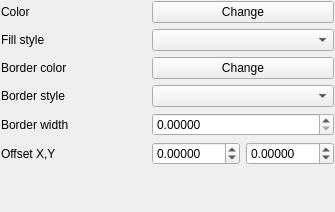
Above: src/ui/symbollayer/widget_simplefill.ui from carsmie/QGIS before the change. Below: the same form after it.
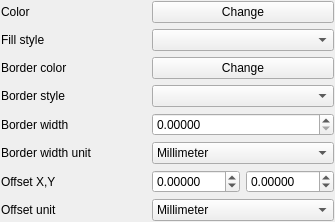
That is the form after the change. Custom widgets are drawn as their Qt base class.

Commit message: Output units for simple fill symbol layer

```diff
--- a/src/ui/symbollayer/widget_simplefill.ui
+++ b/src/ui/symbollayer/widget_simplefill.ui
@@ -7,7 +7,7 @@
     <x>0</x>
     <y>0</y>
     <width>335</width>
-    <height>212</height>
+    <height>220</height>
    </rect>
   </property>
   <property name="windowTitle">
@@ -19,8 +19,19 @@
    </property>
    <item>
     <layout class="QGridLayout" name="gridLayout">
-     <item row="3" column="1">
-      <widget class="QgsPenStyleComboBox" name="cboBorderStyle"/>
+     <item row="0" column="1">
+      <widget class="QgsColorButtonV2" name="btnChangeColor">
+       <property name="text">
+        <string>Change</string>
+       </property>
+      </widget>
+     </item>
+     <item row="6" column="0">
+      <widget class="QLabel" name="label_6">
+       <property name="text">
+        <string>Offset X,Y</string>
+       </property>
+      </widget>
      </item>
      <item row="2" column="0">
       <widget class="QLabel" name="label_3">
@@ -29,15 +40,42 @@
        </property>
       </widget>
      </item>
-     <item row="1" column="0">
-      <widget class="QLabel" name="label_2">
+     <item row="2" column="1">
+      <widget class="QgsColorButtonV2" name="btnChangeBorderColor">
        <property name="text">
-        <string>Fill style</string>
+        <string>Change</string>
        </property>
       </widget>
      </item>
-     <item row="1" column="1">
-      <widget class="QgsBrushStyleComboBox" name="cboFillStyle"/>
+     <item row="6" column="1">
+      <layout class="QHBoxLayout" name="horizontalLayout">
+       <item>
+        <widget class="QDoubleSpinBox" name="spinOffsetX">
+         <property name="decimals">
+          <number>5</number>
+         </property>
+         <property name="minimum">
+          <double>-999.000000000000000</double>
+         </property>
+         <property name="maximum">
+          <double>999.000000000000000</double>
+         </property>
+        </widget>
+       </item>
+       <item>
+        <widget class="QDoubleSpinBox" name="spinOffsetY">
+         <property name="decimals">
+          <number>5</number>
+         </property>
+         <property name="minimum">
+          <double>-999.000000000000000</double>
+         </property>
+         <property name="maximum">
+          <double>999.000000000000000</double>
+         </property>
+        </widget>
+       </item>
+      </layout>
      </item>
      <item row="0" column="0">
       <widget class="QLabel" name="label">
@@ -46,6 +84,19 @@
        </property>
       </widget>
      </item>
+     <item row="1" column="1">
+      <widget class="QgsBrushStyleComboBox" name="cboFillStyle"/>
+     </item>
+     <item row="4" column="0">
+      <widget class="QLabel" name="label_5">
+       <property name="text">
+        <string>Border width</string>
+       </property>
+      </widget>
+     </item>
+     <item row="3" column="1">
+      <widget class="QgsPenStyleComboBox" name="cboBorderStyle"/>
+     </item>
      <item row="4" column="1">
       <widget class="QDoubleSpinBox" name="spinBorderWidth">
        <property name="decimals">
@@ -56,54 +107,10 @@
        </property>
       </widget>
      </item>
-     <item row="5" column="0">
-      <widget class="QLabel" name="label_6">
+     <item row="1" column="0">
+      <widget class="QLabel" name="label_2">
        <property name="text">
-        <string>Offset X,Y</string>
-       </property>
-      </widget>
-     </item>
-     <item row="5" column="1">
-      <layout class="QHBoxLayout" name="horizontalLayout">
-       <item>
-        <widget class="QDoubleSpinBox" name="spinOffsetX">
-         <property name="decimals">
-          <number>5</number>
-         </property>
-         <property name="minimum">
-          <double>-999.000000000000000</double>
-         </property>
-         <property name="maximum">
-          <double>999.000000000000000</double>
-         </property>
-        </widget>
-       </item>
-       <item>
-        <widget class="QDoubleSpinBox" name="spinOffsetY">
-         <property name="decimals">
-          <number>5</number>
-         </property>
-         <property name="minimum">
-          <double>-999.000000000000000</double>
-         </property>
-         <property name="maximum">
-          <double>999.000000000000000</double>
-         </property>
-        </widget>
-       </item>
-      </layout>
-     </item>
-     <item row="2" column="1">
-      <widget class="QgsColorButtonV2" name="btnChangeBorderColor">
-       <property name="text">
-        <string>Change</string>
-       </property>
-      </widget>
-     </item>
-     <item row="0" column="1">
-      <widget class="QgsColorButtonV2" name="btnChangeColor">
-       <property name="text">
-        <string>Change</string>
+        <string>Fill style</string>
        </property>
       </widget>
      </item>
@@ -114,10 +121,45 @@
        </property>
       </widget>
      </item>
-     <item row="4" column="0">
-      <widget class="QLabel" name="label_5">
+     <item row="5" column="1">
+      <widget class="QComboBox" name="mBorderWidthUnitComboBox">
+       <item>
+        <property name="text">
+         <string>Millimeter</string>
+        </property>
+       </item>
+       <item>
+        <property name="text">
+         <string>Map unit</string>
+        </property>
+       </item>
+      </widget>
+     </item>
+     <item row="5" column="0">
+      <widget class="QLabel" name="mBorderWidthUnitLabel">
        <property name="text">
-        <string>Border width</string>
+        <string>Border width unit</string>
+       </property>
+      </widget>
+     </item>
+     <item row="7" column="1">
+      <widget class="QComboBox" name="mOffsetUnitComboBox">
+       <item>
+        <property name="text">
+         <string>Millimeter</string>
+        </property>
+       </item>
+       <item>
+        <property name="text">
+         <string>Map unit</string>
+        </property>
+       </item>
+      </widget>
+     </item>
+     <item row="7" column="0">
+      <widget class="QLabel" name="mOffsetUnitLabel">
+       <property name="text">
+        <string>Offset unit</string>
        </property>
       </widget>
      </item>
```
The commit also changes 5 other files.
